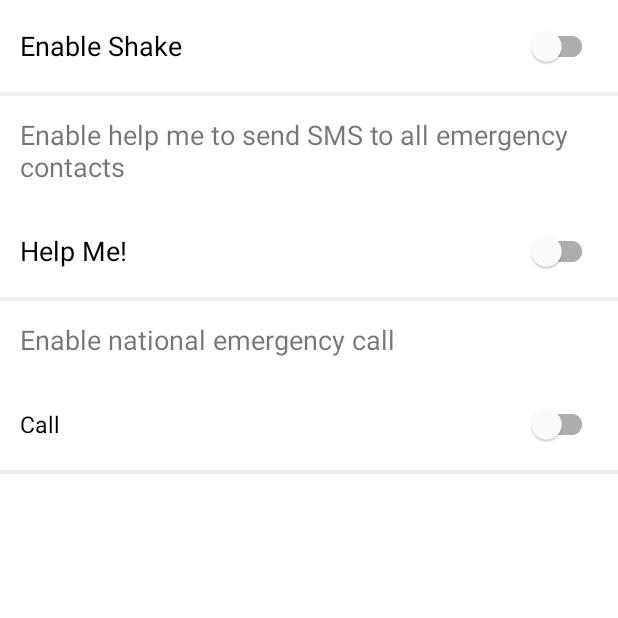
After one commit to smzh745/RoadRescueFyp, an Android app: the fragment SettingsFragment shown on its own in the app's theme, on a phone screen of 412 x 824 dp, the top half of it. The commit adds this screen. Run offline under Robolectric (Android 15) with nearby library versions, the phone set to English and light mode, and no system bars; our stand-ins replace sdp/ssp sizes; 1 statement that could not run was skipped.

Commit message:
initial commit

```diff
--- a/app/src/main/AndroidManifest.xml
+++ b/app/src/main/AndroidManifest.xml
@@ -9,8 +9,10 @@
     <uses-permission android:name="android.permission.READ_EXTERNAL_STORAGE" />
     <uses-permission android:name="android.permission.CALL_PHONE" />
     <uses-permission android:name="android.permission.READ_CONTACTS" />
-    <uses-permission android:name="android.permission.FOREGROUND_SERVICE"/>
-    <uses-permission android:name="android.permission.SEND_SMS"/>
+    <uses-permission android:name="android.permission.FOREGROUND_SERVICE" />
+    <uses-permission android:name="android.permission.SEND_SMS" />
+    <uses-permission android:name="android.permission.ACCESS_COARSE_LOCATION" />
+    <uses-permission android:name="android.permission.ACCESS_FINE_LOCATION" />
 
     <application
         android:allowBackup="true"
--- a/app/src/main/java/com/road/rescue/app/activities/MainActivity.java
+++ b/app/src/main/java/com/road/rescue/app/activities/MainActivity.java
@@ -1,6 +1,5 @@
 package com.road.rescue.app.activities;
 
-import android.content.Intent;
 import android.os.Bundle;
 import android.view.MenuItem;
 import android.view.View;
@@ -15,7 +14,6 @@ import androidx.navigation.ui.NavigationUI;
 import com.google.android.material.navigation.NavigationView;
 import com.google.android.material.textview.MaterialTextView;
 import com.road.rescue.app.R;
-import com.road.rescue.app.services.ShakeService;
 import com.road.rescue.app.utils.SharedPrefUtils;
 
 public class MainActivity extends BaseActivity {
--- a/app/src/main/java/com/road/rescue/app/activities/ShowAllContactsActivity.java
+++ b/app/src/main/java/com/road/rescue/app/activities/ShowAllContactsActivity.java
@@ -25,7 +25,6 @@ import com.android.volley.toolbox.StringRequest;
 import com.google.android.material.textview.MaterialTextView;
 import com.road.rescue.app.R;
 import com.road.rescue.app.adapter.ContactAdapter;
-import com.road.rescue.app.adapter.EmergencyContactAdapter;
 import com.road.rescue.app.model.EmergencyContact;
 import com.road.rescue.app.utils.ClickListener;
 import com.road.rescue.app.utils.Constants;
@@ -101,7 +100,7 @@ public class ShowAllContactsActivity extends BaseActivity {
         };
 
         AlertDialog.Builder builder = new AlertDialog.Builder(ShowAllContactsActivity.this);
-        builder.setMessage("Are you sure you want to add this number as emergncy contact?").setPositiveButton("Yes", dialogClickListener)
+        builder.setMessage("Are you sure you want to add this number as emergency contact?").setPositiveButton("Yes", dialogClickListener)
                 .setNegativeButton("No", dialogClickListener).show();
     }
 
--- /dev/null
+++ b/app/src/main/java/com/road/rescue/app/fragments/SettingsFragment.java
@@ -0,0 +1,40 @@
+package com.road.rescue.app.fragments;
+
+import android.os.Bundle;
+import android.view.LayoutInflater;
+import android.view.View;
+import android.view.ViewGroup;
+import android.widget.CompoundButton;
+
+import com.google.android.material.switchmaterial.SwitchMaterial;
+import com.road.rescue.app.R;
+import com.road.rescue.app.utils.LoadServiceUtils;
+import com.road.rescue.app.utils.SharedPrefUtils;
+
+import java.util.Objects;
+
+
+public class SettingsFragment extends Basefragment {
+
+    @Override
+    public View onCreateView(LayoutInflater inflater, ViewGroup container,
+                             Bundle savedInstanceState) {
+        // Inflate the layout for this fragment
+        view = inflater.inflate(R.layout.fragment_settings, container, false);
+        SwitchMaterial enableShake = view.findViewById(R.id.enableShake);
+        enableShake.setChecked(SharedPrefUtils.getBooleanData(Objects.requireNonNull(getActivity()), "isShake"));
+        enableShake.setOnCheckedChangeListener(new CompoundButton.OnCheckedChangeListener() {
+            @Override
+            public void onCheckedChanged(CompoundButton buttonView, boolean isChecked) {
+                if (isChecked) {
+                    SharedPrefUtils.saveData(Objects.requireNonNull(getActivity()), "isShake", true);
+                    LoadServiceUtils.startService(getActivity());
+                } else {
+                    SharedPrefUtils.saveData(Objects.requireNonNull(getActivity()), "isShake", false);
+                    LoadServiceUtils.stopService(getActivity());
+                }
+            }
+        });
+        return view;
+    }
+}
--- a/app/src/main/java/com/road/rescue/app/utils/PermissionsUtils.java
+++ b/app/src/main/java/com/road/rescue/app/utils/PermissionsUtils.java
@@ -78,6 +78,8 @@ public class PermissionsUtils {
         requiredPermissions.add(PERMISSION_CALL_PHONE);
         requiredPermissions.add(PERMISSION_READ_CONTACTS);
         requiredPermissions.add(PERMISSION_SEND_SMS);
+        requiredPermissions.add(PERMISSION_ACCESS_FINE_LOCATION);
+        requiredPermissions.add(PERMISSION_ACCESS_COARSE_LOCATION);
 
         //Add all the required permission in the list
     }
--- /dev/null
+++ b/app/src/main/res/layout/fragment_settings.xml
@@ -0,0 +1,70 @@
+<?xml version="1.0" encoding="utf-8"?>
+<LinearLayout xmlns:android="http://schemas.android.com/apk/res/android"
+    xmlns:tools="http://schemas.android.com/tools"
+    android:layout_width="match_parent"
+    android:layout_height="match_parent"
+
+    android:orientation="vertical"
+    tools:context=".fragments.SettingsFragment">
+
+    <com.google.android.material.switchmaterial.SwitchMaterial
+        android:id="@+id/enableShake"
+        android:layout_width="match_parent"
+        android:layout_height="wrap_content"
+        android:layout_margin="@dimen/_5sdp"
+        android:padding="@dimen/_5sdp"
+        android:text="@string/enable_shake"
+        android:textColor="@color/colorText"
+        android:textSize="@dimen/_14ssp" />
+
+    <View
+        android:layout_width="match_parent"
+        android:layout_height="@dimen/_2sdp"
+        android:background="@color/colorGrey" />
+
+    <com.google.android.material.textview.MaterialTextView
+        android:layout_width="match_parent"
+        android:layout_height="wrap_content"
+        android:layout_margin="@dimen/_5sdp"
+        android:padding="@dimen/_5sdp"
+        android:text="@string/enable_help_me_to_send_sms_to_all_emergency_contacts"
+        android:textSize="@dimen/_14ssp" />
+
+    <com.google.android.material.switchmaterial.SwitchMaterial
+        android:id="@+id/enableHelp"
+        android:layout_width="match_parent"
+        android:layout_height="wrap_content"
+        android:layout_margin="@dimen/_5sdp"
+        android:padding="@dimen/_5sdp"
+        android:text="@string/help_me"
+        android:textColor="@color/colorText"
+        android:textSize="@dimen/_14ssp" />
+
+    <View
+        android:layout_width="match_parent"
+        android:layout_height="@dimen/_2sdp"
+        android:background="@color/colorGrey" />
+
+    <com.google.android.material.textview.MaterialTextView
+        android:layout_width="match_parent"
+        android:layout_height="wrap_content"
+        android:layout_margin="@dimen/_5sdp"
+        android:padding="@dimen/_5sdp"
+        android:text="@string/enable_national_emergency_call"
+        android:textSize="@dimen/_14ssp" />
+
+    <com.google.android.material.switchmaterial.SwitchMaterial
+        android:id="@+id/enableCall"
+        android:layout_width="match_parent"
+        android:layout_height="wrap_content"
+        android:layout_margin="@dimen/_5sdp"
+        android:padding="@dimen/_5sdp"
+        android:text="@string/call"
+        android:textColor="@color/colorText"
+        android:textSize="@dimen/_12ssp" />
+
+    <View
+        android:layout_width="match_parent"
+        android:layout_height="@dimen/_2sdp"
+        android:background="@color/colorGrey" />
+</LinearLayout>
--- a/app/src/main/res/values/colors.xml
+++ b/app/src/main/res/values/colors.xml
@@ -4,4 +4,6 @@
     <color name="colorPrimaryDark">#f28800</color>
     <color name="colorAccent">#999999</color>
     <color name="colorText">#000</color>
+    <color name="colorGrey">#EFEEF0</color>
+
 </resources>
--- a/app/src/main/res/values/strings.xml
+++ b/app/src/main/res/values/strings.xml
@@ -55,6 +55,11 @@
     <string name="done">Done</string>
     <string name="keyword">Search by Name</string>
     <string name="no_contact_found">No Contact found</string>
+    <string name="enable_shake">Enable Shake</string>
+    <string name="help_me">Help Me!</string>
+    <string name="enable_national_emergency_call">Enable national emergency call</string>
+    <string name="call">Call</string>
+    <string name="enable_help_me_to_send_sms_to_all_emergency_contacts">Enable help me to send SMS to all emergency contacts</string>
     <string-array name="complaint_array">
         <item>Complaint Type</item>
         <item>Traffic Jam</item>
```
Also changed, not shown: app/src/main/java/com/road/rescue/app/fragments/HomeFragment.java (+5 -6 lines), app/src/main/java/com/road/rescue/app/services/GPSTracker.java (added, +207 -0 lines), app/src/main/java/com/road/rescue/app/services/ShakeService.java (+52 -3 lines), app/src/main/java/com/road/rescue/app/utils/LoadServiceUtils.java (added, +24 -0 lines), app/src/main/res/navigation/mobile_navigation.xml (+8 -0 lines).
